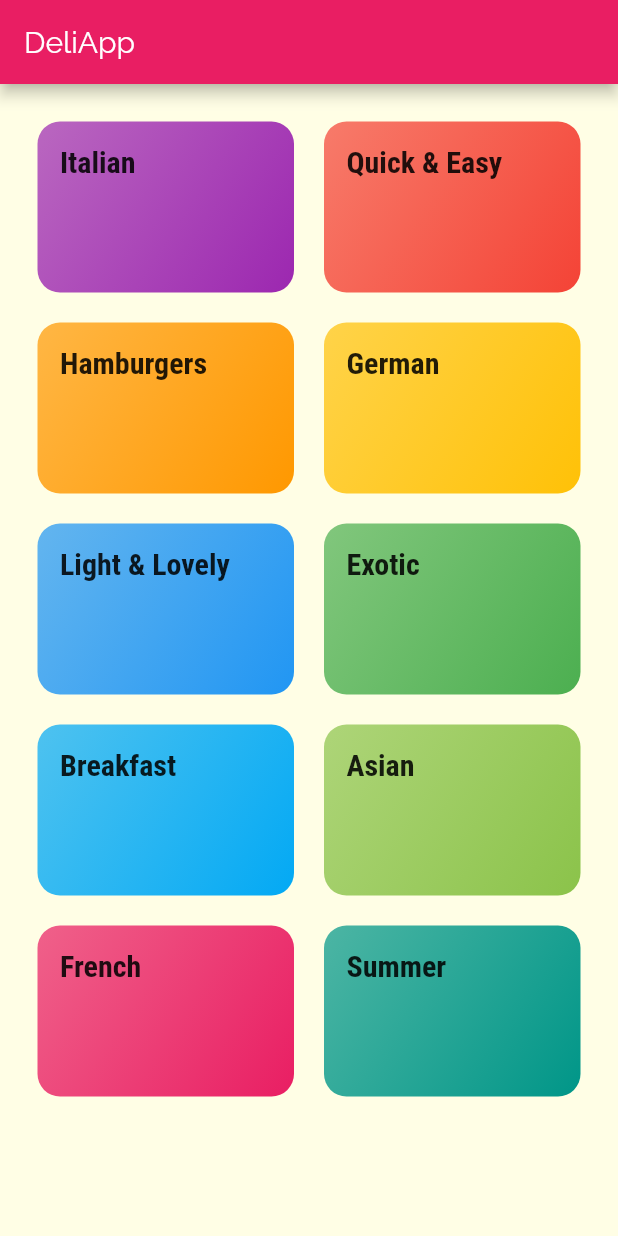
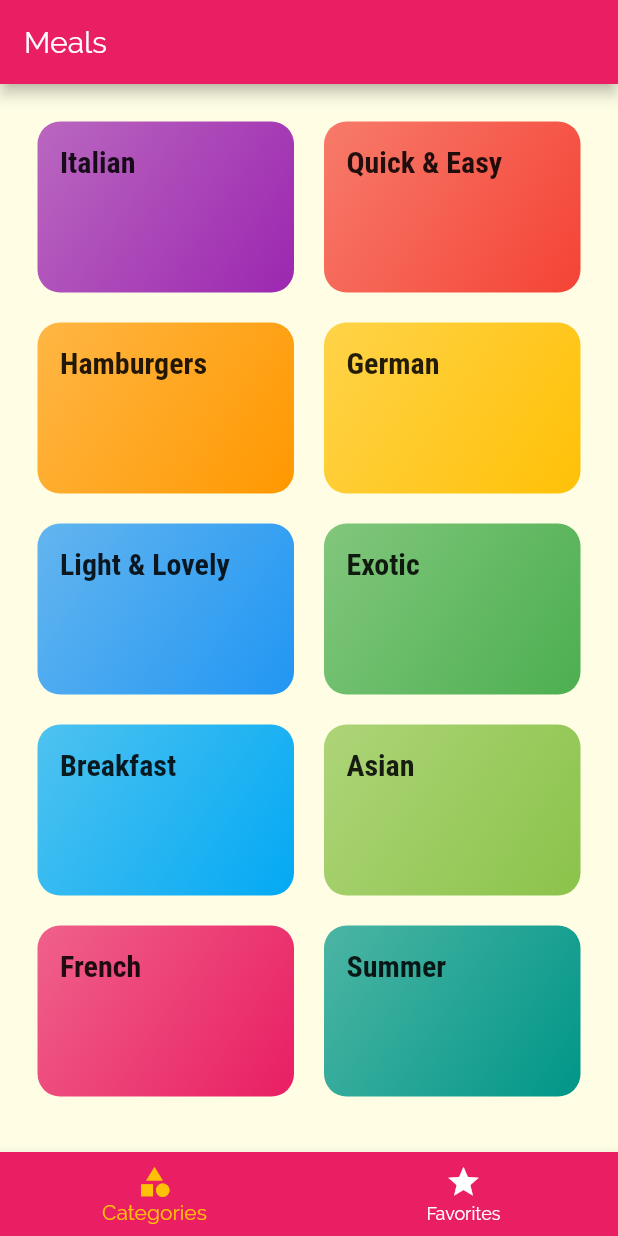
Before and after one commit to klcantrell/dart-trip, a Flutter app: the screen it shows after launch, on a phone screen of 412 x 824 dp. Run offline on Flutter 3.47's test engine with Material 2 defaults, Android fonts, the phone set to English and light mode, and no system bars; our stand-ins replace freezed_annotation; generated files the repository leaves out were written again.

Commit message:
max-flutter/meals: Adding a bottom tabs navigator

```diff
--- a/max-flutter/meals/lib/main.dart
+++ b/max-flutter/meals/lib/main.dart
@@ -1,4 +1,5 @@
 import 'package:flutter/material.dart';
+import 'package:meals/screens/tabs_screen.dart';
 
 import './screens/categories_meals_screen.dart';
 import './screens/categories_screen.dart';
@@ -12,7 +13,7 @@ class MyApp extends StatelessWidget {
   @override
   Widget build(BuildContext context) {
     return MaterialApp(
-      title: 'DeliMeals',
+      title: 'Meals',
       theme: ThemeData(
         primarySwatch: Colors.pink,
         accentColor: Colors.amber,
@@ -34,7 +35,7 @@ class MyApp extends StatelessWidget {
         visualDensity: VisualDensity.adaptivePlatformDensity,
       ),
       routes: {
-        '/': (_) => CategoriesScreen(),
+        '/': (_) => TabsScreen(),
         CategoriesMealsScreens.routeName: (_) => CategoriesMealsScreens(),
         MealDetailScreen.routeName: (_) => MealDetailScreen(),
       },
--- a/max-flutter/meals/lib/screens/categories_screen.dart
+++ b/max-flutter/meals/lib/screens/categories_screen.dart
@@ -6,11 +6,7 @@ import '../models/dummy_data.dart';
 class CategoriesScreen extends StatelessWidget {
   @override
   Widget build(BuildContext context) {
-    return Scaffold(
-      appBar: AppBar(
-        title: Text('DeliApp'),
-      ),
-      body: GridView(
+    return GridView(
       padding: const EdgeInsets.all(25),
       children: DUMMY_CATEGORIES
           .map((c) => CategoryItem(
@@ -25,7 +21,6 @@ class CategoriesScreen extends StatelessWidget {
         crossAxisSpacing: 20,
         mainAxisSpacing: 20,
       ),
-      ),
     );
   }
 }
--- /dev/null
+++ b/max-flutter/meals/lib/screens/favorites_screen.dart
@@ -0,0 +1,10 @@
+import 'package:flutter/material.dart';
+
+class FavoritesScreen extends StatelessWidget {
+  @override
+  Widget build(BuildContext context) {
+    return Center(
+      child: Text('Favorites'),
+    );
+  }
+}
--- /dev/null
+++ b/max-flutter/meals/lib/screens/tabs_screen.dart
@@ -0,0 +1,50 @@
+import 'package:flutter/material.dart';
+
+import './categories_screen.dart';
+import './favorites_screen.dart';
+
+class TabsScreen extends StatefulWidget {
+  @override
+  _TabsScreenState createState() => _TabsScreenState();
+}
+
+class _TabsScreenState extends State<TabsScreen> {
+  final List<Widget> _pages = [
+    CategoriesScreen(),
+    FavoritesScreen(),
+  ];
+  int _selectedPageIndex = 0;
+
+  void _selectPage(int index) {
+    setState(() {
+      _selectedPageIndex = index;
+    });
+  }
+
+  @override
+  Widget build(BuildContext context) {
+    return Scaffold(
+      appBar: AppBar(
+        title: Text('Meals'),
+      ),
+      body: _pages[_selectedPageIndex],
+      bottomNavigationBar: BottomNavigationBar(
+        onTap: _selectPage,
+        backgroundColor: Theme.of(context).primaryColor,
+        unselectedItemColor: Colors.white,
+        selectedItemColor: Theme.of(context).accentColor,
+        currentIndex: _selectedPageIndex,
+        items: [
+          BottomNavigationBarItem(
+            icon: Icon(Icons.category),
+            title: Text('Categories'),
+          ),
+          BottomNavigationBarItem(
+            icon: Icon(Icons.star),
+            title: Text('Favorites'),
+          ),
+        ],
+      ),
+    );
+  }
+}
```
Lines whose indentation alone changed are shown as unchanged.
